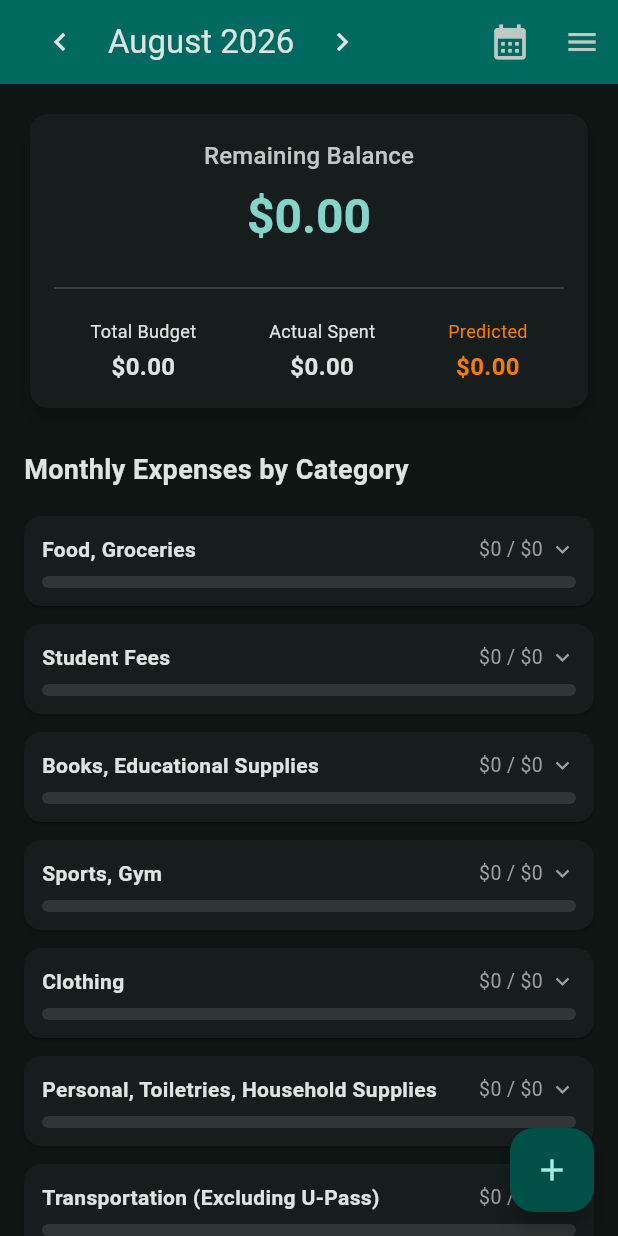
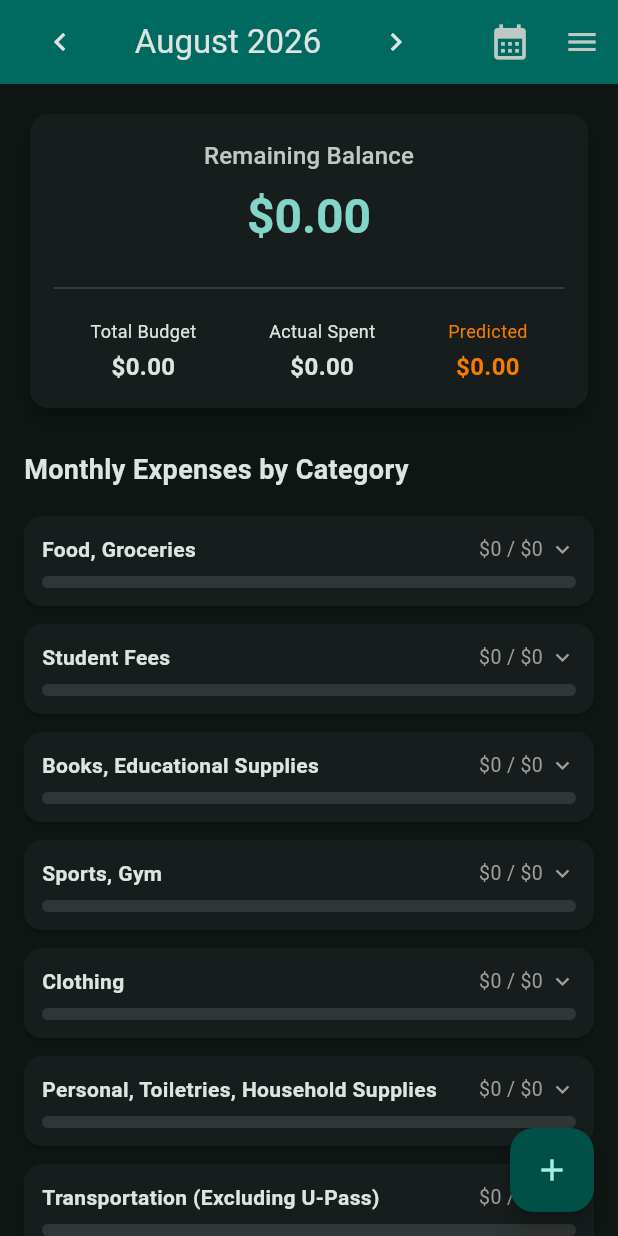
Before and after one commit to Arvin-Rsl/personal-budget-tracker, a Flutter app: the screen it shows after launch, on a phone screen of 412 x 824 dp. Run offline on Flutter 3.47's test engine with Material 3 defaults, Android fonts, the phone set to English and light mode, and no system bars; our stand-ins replace shared_preferences.

Commit message:
fix: give month-nav text a fixed width so chevrons don't shift position

```diff
--- a/lib/screens/home_screen.dart
+++ b/lib/screens/home_screen.dart
@@ -77,9 +77,17 @@ class _HomeScreenState extends State<HomeScreen> {
               },
             ),
             const SizedBox(width: 8),
-            Text('${monthName(targetMonth)} $targetYear'),
-            if (isClosed) ...[
-              const SizedBox(width: 6),
+
+            SizedBox(
+              width: 160,
+              child: Column(
+                mainAxisSize: MainAxisSize.min,
+                children: [
+                  Text(
+                    '${monthName(targetMonth)} $targetYear',
+                    textAlign: TextAlign.center,
+                  ),
+                  if (isClosed)
                     Text(
                       '(Closed)',
                       style: TextStyle(
@@ -88,6 +96,9 @@ class _HomeScreenState extends State<HomeScreen> {
                       ),
                     ),
                 ],
+              ),
+            ),
+
             const SizedBox(width: 8),
             IconButton(
               icon: const Icon(Icons.chevron_right, size: 24),
```
Lines whose indentation alone changed are shown as unchanged.
